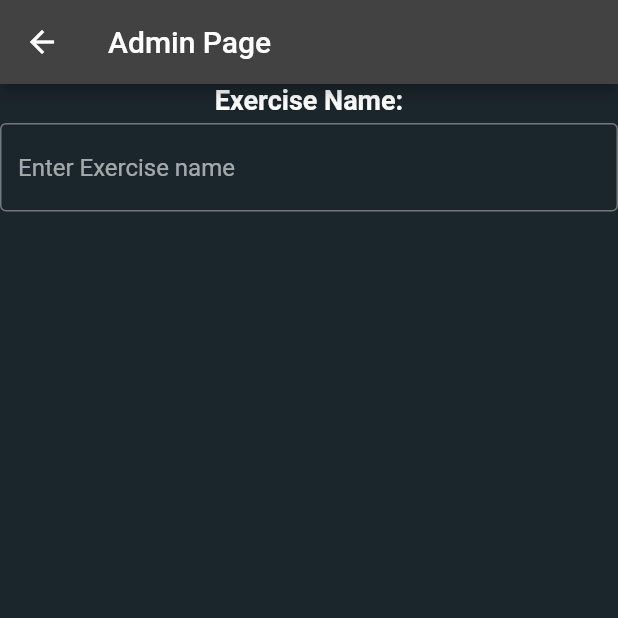
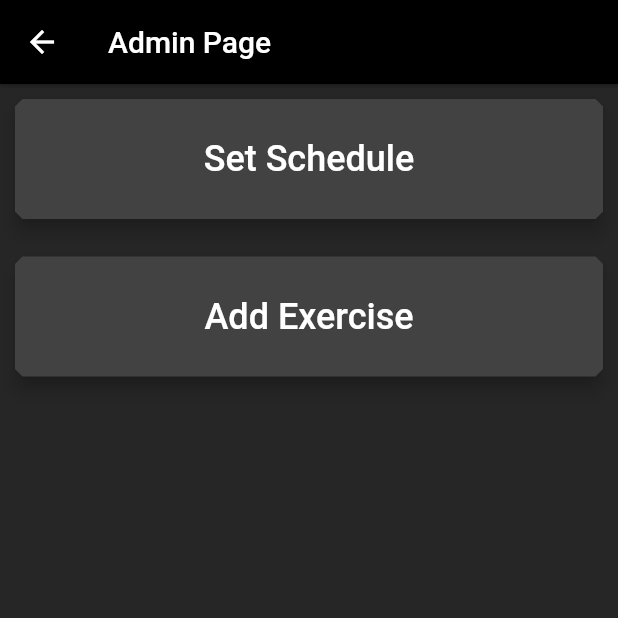
Before and after one commit to AryanMan12/fitness_tracker, a Flutter app: the AdminScreen screen opened directly, on a phone screen of 412 x 824 dp, the top half of it. Run offline on Flutter 3.47's test engine with Material 2 defaults, Android fonts, the phone set to English and light mode, and no system bars.

Commit message:
add exercises page done

```diff
--- a/lib/screens/admin_screen.dart
+++ b/lib/screens/admin_screen.dart
@@ -1,3 +1,4 @@
+import 'package:exercise_tracker/utils/colors.dart';
 import 'package:flutter/material.dart';
 
 import '../widgets/home_card.dart';
@@ -10,31 +11,24 @@ class AdminScreen extends StatefulWidget {
 }
 
 class _AdminScreenState extends State<AdminScreen> {
-  TextEditingController _exerciseNameController = TextEditingController();
+  addExercise(String text, String dropdownValue) {}
 
   @override
   Widget build(BuildContext context) {
     return Scaffold(
+      backgroundColor: secBackgroundColor,
       appBar: AppBar(
         title: const Text("Admin Page"),
+        backgroundColor: Colors.black,
+        elevation: 1,
       ),
-      body: Column(
-        children: [
-          const Text(
-            'Exercise Name:',
-            style: TextStyle(
-              fontSize: 18.0,
-              fontWeight: FontWeight.w600,
-            ),
+      body: ListView(
+        children: const [
+          HomeCard(cardText: "Set Schedule"),
+          SizedBox(
+            height: 5,
           ),
-          const SizedBox(height: 5.0),
-          TextField(
-            controller: _exerciseNameController,
-            decoration: const InputDecoration(
-              hintText: 'Enter Exercise name',
-              border: OutlineInputBorder(),
-            ),
-          ),
+          HomeCard(cardText: "Add Exercise"),
         ],
       ),
     );
--- a/lib/screens/home_screen.dart
+++ b/lib/screens/home_screen.dart
@@ -30,7 +30,7 @@ class _MyHomePageState extends State<MyHomePage> {
             SizedBox(
               height: 5,
             ),
-            HomeCard(cardText: "Add Meta Data"),
+            HomeCard(cardText: "Admin"),
           ],
         ));
   }
```
Also changed, not shown: lib/screens/add_exercise_screen.dart (added, +111 -0 lines), lib/screens/set_schedule_screen.dart (added, +15 -0 lines), lib/screens/view_data_screen.dart (+4 -4 lines), lib/widgets/home_card.dart (+11 -3 lines).
